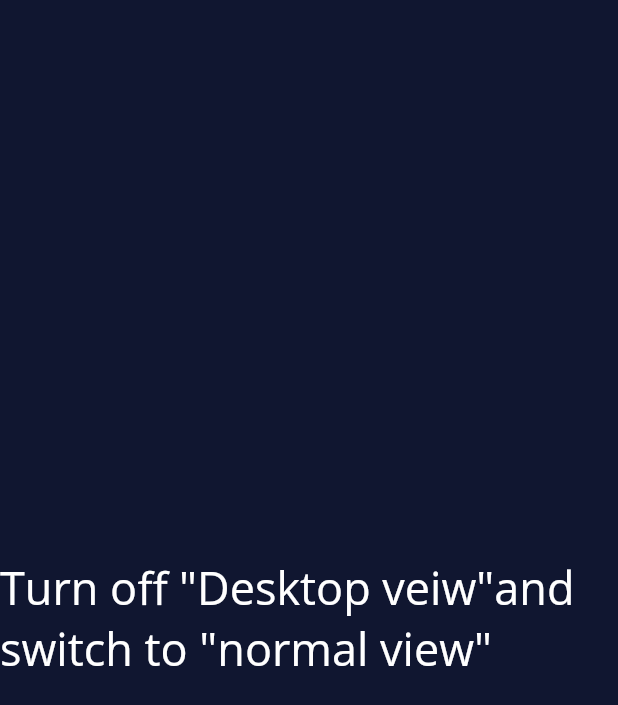
After one commit to Shan-john/portfolio, a Flutter app: the Responsive_Layout_Error_Screen screen opened directly, on a phone screen of 412 x 824 dp. The commit adds this screen. Shown: the top 705 px of the screen. Run offline on Flutter 3.47's test engine with Material 2 defaults, Android fonts, the phone set to English and light mode, and no system bars; our stand-ins replace cloud_firestore, firebase_core, google_fonts, hexcolor; accounts and stored records are empty; network calls fail.

Commit message:
Switched to web app

```diff
--- a/lib/main.dart
+++ b/lib/main.dart
@@ -1,8 +1,10 @@
 import 'package:firebase_core/firebase_core.dart';
 import 'package:flutter/material.dart';
 import 'package:hexcolor/hexcolor.dart';
+import 'package:protfolio/screen/Responxive_layout_Error.dart';
 import 'package:protfolio/screen/mainScreen.dart';
 import 'package:flutter/services.dart';
+import 'package:protfolio/screen/responsive_Layout.dart';
 import 'package:protfolio/screen/welcomScreen.dart';
 import 'package:protfolio/service/Http%20service/Project_ApiCall.dart';
 import 'package:url_launcher/url_launcher_string.dart';
@@ -22,9 +24,14 @@ Future<void> main() async {
   runApp(const MyApp());
 }
 
-class MyApp extends StatelessWidget {
+class MyApp extends StatefulWidget {
   const MyApp({super.key});
 
+  @override
+  State<MyApp> createState() => _MyAppState();
+}
+
+class _MyAppState extends State<MyApp> {
   // This widget is the root of your application.
   @override
   Widget build(BuildContext context) {
@@ -32,7 +39,10 @@ class MyApp extends StatelessWidget {
       debugShowCheckedModeBanner: false,
       title: 'PROTFOLIO',
       theme: ThemeData(scaffoldBackgroundColor: HexColor("101630")),
-      home: const WelcomeScreen(),
+      home: Responsive_Layout(
+        DesktopBody: Responsive_Layout_Error_Screen(),
+        MobielBody: WelcomeScreen(),
+      ),
     );
   }
 }
--- /dev/null
+++ b/lib/screen/Responxive_layout_Error.dart
@@ -0,0 +1,22 @@
+import 'package:flutter/material.dart';
+import 'package:protfolio/core/constant.dart';
+
+class Responsive_Layout_Error_Screen extends StatelessWidget {
+  const Responsive_Layout_Error_Screen({super.key});
+
+  @override
+  Widget build(BuildContext context) {
+    return Scaffold(
+      body: Container(
+
+        height: MediaQuery.of(context).size.height,
+        width: MediaQuery.of(context).size.width
+        ,
+        child: Center(child: Text(
+              "Turn off \"Desktop veiw\"and switch to \"normal view\"",
+              style: ktextstyleopenSans(fontsize: 30),
+            ),),
+      ),
+    );
+  }
+}
--- a/lib/screen/welcomScreen.dart
+++ b/lib/screen/welcomScreen.dart
@@ -18,11 +18,9 @@ class _WelcomeScreenState extends State<WelcomeScreen> {
   @override
   void initState() {
     getinformation();
-    Future.delayed(Duration(seconds: 5), () {
+    Future.delayed(const Duration(seconds: 5), () {
       Navigator.of(context).pushReplacement(MaterialPageRoute(
-        builder: (context) {
-          return Mainscreen();
-        },
+        builder: (context) => Mainscreen(),
       ));
     });
     super.initState();
```
Also changed, not shown: lib/screen/responsive_Layout.dart (added, +24 -0 lines), lib/widget/experiencesectio.dart (+8 -6 lines), lib/widget/projectslidesection.dart (+7 -4 lines).
